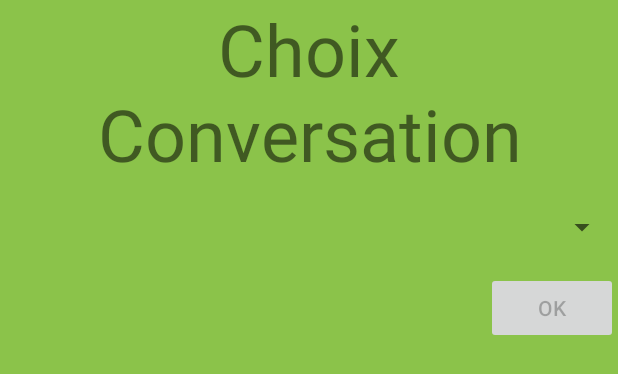
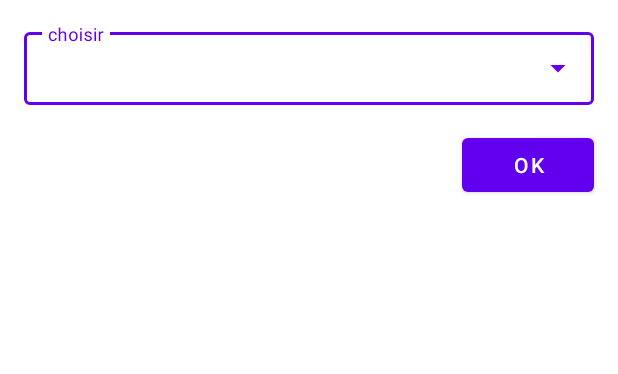
Before and after one commit to ybendris/ANDROID_messagerie, an Android app: the layout activity_choix_conversation.xml on its own in the app's theme, with its tools: preview values and no code run, on a phone screen of 412 x 824 dp. Shown: the top 374 px of the screen. Run offline under Robolectric (Android 15) with nearby library versions, the phone set to English and light mode, and no system bars.

Commit message:
Activité conversation

```diff
--- a/app/src/main/AndroidManifest.xml
+++ b/app/src/main/AndroidManifest.xml
@@ -14,16 +14,16 @@
         android:supportsRtl="true"
         android:theme="@style/Theme.Chat_2022_eleves">
         <activity
-            android:name=".LoginActivity"
+            android:name=".LoginActivity_"
             android:exported="true">
             <intent-filter>
                 <action android:name="android.intent.action.MAIN" />
-
                 <category android:name="android.intent.category.LAUNCHER" />
             </intent-filter>
         </activity>
         <activity android:name=".SettingsActivity"></activity>
-        <activity android:name=".ChoixConvActivity"></activity>
+        <activity android:name=".ChoixConvActivity_"></activity>
+        <activity android:name=".ConvActivity_"></activity>
     </application>
 
 </manifest>
--- a/app/src/main/java/com/example/chat_2022_eleves/Conversation.java
+++ b/app/src/main/java/com/example/chat_2022_eleves/Conversation.java
@@ -26,4 +26,5 @@ public class Conversation {
     }
 
     public String getId() { return id; }
+
 }
--- a/app/src/main/java/com/example/chat_2022_eleves/GlobalState.java
+++ b/app/src/main/java/com/example/chat_2022_eleves/GlobalState.java
@@ -44,8 +44,7 @@ public class GlobalState extends Application {
     }
 
 
-    public boolean verifReseau()
-    {
+    public boolean verifReseau() {
         // On vérifie si le réseau est disponible,
         // si oui on change le statut du bouton de connexion
         ConnectivityManager cnMngr = (ConnectivityManager) getSystemService(CONNECTIVITY_SERVICE);
--- a/app/src/main/res/layout/activity_choix_conversation.xml
+++ b/app/src/main/res/layout/activity_choix_conversation.xml
@@ -4,36 +4,37 @@
     xmlns:tools="http://schemas.android.com/tools"
     android:layout_width="match_parent"
     android:layout_height="match_parent"
-    android:background="@color/lightgreen"
-    tools:context=".ChoixConversationActivity">
+    tools:context=".ChoixConvActivity">
 
-    <TextView
-        android:id="@+id/textView"
-        android:layout_width="0dp"
+    <com.google.android.material.textfield.TextInputLayout
+        android:id="@+id/choixConvMD"
+        style="@style/Widget.MaterialComponents.TextInputLayout.OutlinedBox.Dense.ExposedDropdownMenu"
+        android:layout_width="match_parent"
         android:layout_height="wrap_content"
-        android:gravity="center|center_horizontal"
-        android:text="@string/choix_conversation"
-        android:textSize="48sp"
+        android:layout_marginStart="16dp"
+        android:layout_marginTop="16dp"
+        android:layout_marginEnd="16dp"
+        android:hint="@string/choisir_la_conversation"
+        app:endIconMode="dropdown_menu"
         app:layout_constraintEnd_toEndOf="parent"
         app:layout_constraintStart_toStartOf="parent"
-        app:layout_constraintTop_toTopOf="parent" />
+        app:layout_constraintTop_toTopOf="parent">
+
+        <AutoCompleteTextView
+            android:id="@+id/dropdown_text"
+            android:layout_width="match_parent"
+            android:layout_height="wrap_content"
+            />
+
+    </com.google.android.material.textfield.TextInputLayout>
 
     <Button
-        android:id="@+id/btnChoixConv"
+        android:id="@+id/buttonChoixOKMD"
         android:layout_width="wrap_content"
         android:layout_height="wrap_content"
-        android:enabled="false"
-        android:text="OK"
-        app:layout_constraintEnd_toEndOf="parent"
-        app:layout_constraintTop_toBottomOf="@+id/spinConversations" />
-
-    <Spinner
-        android:id="@+id/spinConversations"
-
-        android:layout_width="0dp"
-        android:layout_height="60dp"
-        app:layout_constraintEnd_toEndOf="parent"
-        app:layout_constraintStart_toStartOf="parent"
-        app:layout_constraintTop_toBottomOf="@+id/textView" />
+        android:layout_marginTop="16dp"
+        android:text="@string/ok"
+        app:layout_constraintEnd_toEndOf="@+id/choixConvMD"
+        app:layout_constraintTop_toBottomOf="@+id/choixConvMD" />
 
 </androidx.constraintlayout.widget.ConstraintLayout>
--- /dev/null
+++ b/app/src/main/res/layout/activity_conversation.xml
@@ -0,0 +1,6 @@
+<?xml version="1.0" encoding="utf-8"?>
+<androidx.constraintlayout.widget.ConstraintLayout xmlns:android="http://schemas.android.com/apk/res/android"
+             android:layout_width="match_parent"
+             android:layout_height="match_parent">
+
+</androidx.constraintlayout.widget.ConstraintLayout>
--- a/app/src/main/res/values/strings.xml
+++ b/app/src/main/res/values/strings.xml
@@ -5,4 +5,6 @@
     <string name="passe">Mot de passe :</string>
     <string name="remember">Se souvenir de moi :</string>
     <string name="choix_conversation">Choix Conversation</string>
+    <string name="choisir_la_conversation">choisir</string>
+    <string name="ok">OK</string>
 </resources>
--- a/app/src/main/res/values/themes.xml
+++ b/app/src/main/res/values/themes.xml
@@ -1,6 +1,6 @@
 <resources xmlns:tools="http://schemas.android.com/tools">
     <!-- Base application theme. -->
-    <style name="Theme.Chat_2022_eleves" parent="Theme.AppCompat.Light.DarkActionBar">
+    <style name="Theme.Chat_2022_eleves" parent="Theme.MaterialComponents.Light">
         <!-- Primary brand color. -->
         <item name="colorPrimary">@color/purple_500</item>
         <item name="colorPrimaryDark">@color/purple_700</item>
```
Also changed, not shown: app/build.gradle (+8 -1 lines), app/src/main/java/com/example/chat_2022_eleves/APIInterface.java (+9 -0 lines), app/src/main/java/com/example/chat_2022_eleves/ChoixConvActivity.java (+94 -105 lines), app/src/main/java/com/example/chat_2022_eleves/ConvActivity.java (added, +9 -0 lines), app/src/main/java/com/example/chat_2022_eleves/Enseignant.java (deleted, +0 -14 lines), app/src/main/java/com/example/chat_2022_eleves/LoginActivity.java (+58 -126 lines), app/src/main/java/com/example/chat_2022_eleves/Promo.java (deleted, +0 -20 lines), app/src/main/res/layout/activity_login.xml (+2 -14 lines), app/src/main/res/layout/dropdown_items.xml (added, +11 -0 lines).
